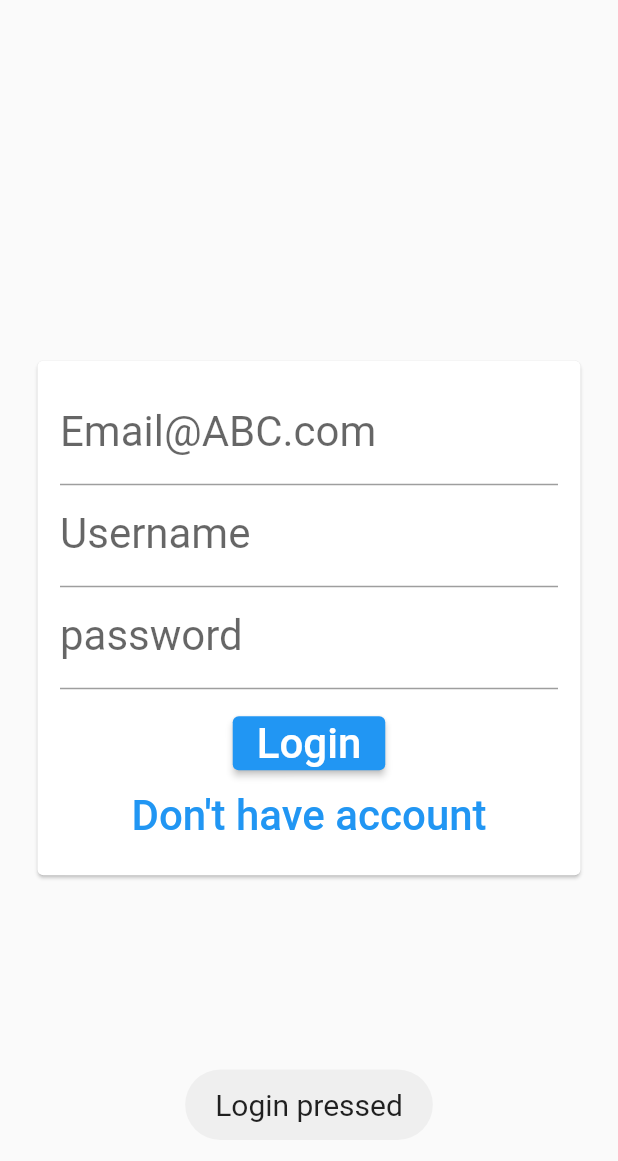
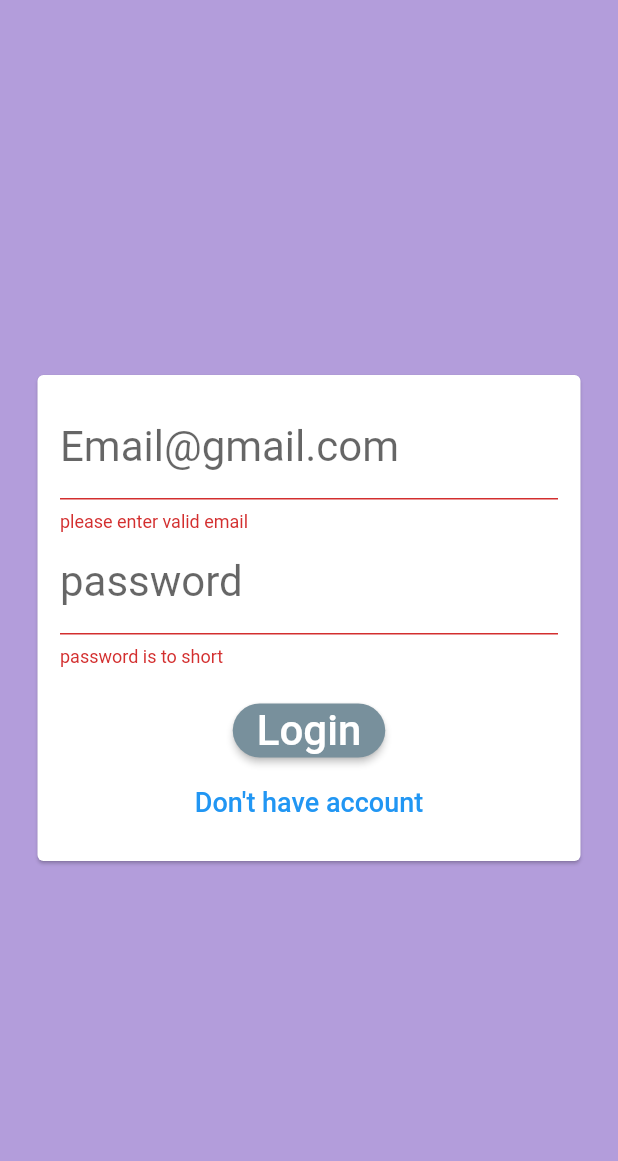
Before and after one commit to weshallsah/textHub, a Flutter app: the screen it shows after launch, after a tap on "Login", on a phone screen of 412 x 824 dp. Shown: the top 1161 px of the screen. Run offline on Flutter 3.47's test engine with Material 2 defaults, Android fonts, the phone set to English and light mode, and no system bars; our stand-ins replace cloud_firestore, firebase_auth, firebase_core, fluttertoast; accounts and stored records are empty.

Commit message:
second commit on 10/03/2023

```diff
--- a/lib/component/auth.dart
+++ b/lib/component/auth.dart
@@ -2,13 +2,31 @@ import 'package:flutter/material.dart';
 import 'package:fluttertoast/fluttertoast.dart';
 
 class Authfrom extends StatefulWidget {
-  const Authfrom({super.key});
-
+  bool isloading;
+  final void Function(String email,String password,String username,bool islogin) submitfm;
+  Authfrom(this.submitfm,this.isloading);
   @override
   State<Authfrom> createState() => _AuthfromState();
 }
 
 class _AuthfromState extends State<Authfrom> {
+  final _formkey = GlobalKey<FormState>();
+  var _islogin=true;
+  var _Username='';
+  var _password='';
+  var _Email='';
+
+  void _trysumbmit(){
+    final isvalid = _formkey.currentState?.validate();
+    FocusScope.of(context).unfocus();
+
+
+    if(isvalid as bool ){
+        _formkey.currentState?.save();
+       widget.submitfm(_Email,_password,_Username,_islogin,);
+    }
+  }
+
   @override
   Widget build(BuildContext context) {
     return Container(
@@ -20,45 +38,79 @@ class _AuthfromState extends State<Authfrom> {
               child: Padding(
             padding: const EdgeInsets.all(15),
             child: Form(
+              key: _formkey,
               child: Column(
                 mainAxisSize: MainAxisSize.min,
                 children: [
+
                   TextFormField(
+                    // controller: _Email,
+                    key: const ValueKey('Email'),
+                    validator: (value) {
+                      if(value ==null || !value.contains('@')){
+                          return 'please enter valid email';
+                      }
+                      return null;
+                    },
                     keyboardType: TextInputType.emailAddress,
                     decoration: const InputDecoration(
-                        labelText: 'Email@ABC.com',
+                        labelText: 'Email@gmail.com',
                         labelStyle: TextStyle(fontSize: 28)),
+                        onSaved: (Value) => _Email=Value as String,
                   ),
+
+                  if(!_islogin)
                   TextFormField(
+                    // controller: _Username,
+                    key: const ValueKey('username'),
+                    validator: (value) {
+                      if(value == null||value.length < 7){
+                          return 'please enter username';
+                      }
+                      return null;
+                    },
                     decoration: const InputDecoration(
                         labelText: 'Username',
                         labelStyle: TextStyle(fontSize: 28)),
+                    onSaved: (Value) => _Username =Value as String,
                   ),
                   TextFormField(
+                    // controller: _password,
+                    key: const ValueKey('password'),
+                    validator: (value) {
+                      if(value ==null || value.length < 8){
+                          return 'password is to short';
+                      }
+                      return null;
+                    },
                     decoration: const InputDecoration(
                         labelText: 'password',
                         labelStyle: TextStyle(fontSize: 28)),
+                    onSaved: (Value) => _password=Value as String,
                   ),
                   const SizedBox(
-                    height: 12,
+                    height: 18,
                   ),
+                  if(widget.isloading)
+                    CircularProgressIndicator(),
+
+                  if(!widget.isloading)
                   ElevatedButton(
-                      onPressed: () {
-                        Fluttertoast.showToast(
-                          msg: 'Login pressed',fontSize: 20
-                        );
-                      },
-                      child:
-                          const Text("Login", style: TextStyle(fontSize: 28))),
+                    onPressed: _trysumbmit,
+                    child:  Text(_islogin ?'Login':'Signup',style: const TextStyle(fontSize: 28),),
+                  ),
+
+                  if(!widget.isloading)
                   TextButton(
                       onPressed: () {
-                        Fluttertoast.showToast(
-                          msg: "abhi nhi bana h gandu",fontSize: 20
-                        );
+                        setState(() {
+                          _islogin = !_islogin;
+                        });
+
                       },
-                      child: const Text(
-                        "Don't have account",
-                        style: TextStyle(fontSize: 28),
+                      child: Text(
+                        _islogin?"Don't have account":"i have account",
+                        style:const  TextStyle(fontSize: 18),
                       ))
                 ],
               ),
--- a/lib/main.dart
+++ b/lib/main.dart
@@ -1,9 +1,8 @@
+import 'package:chatbot/screen/ChatBox.dart';
 import 'package:chatbot/screen/authscreen.dart';
 import 'package:firebase_core/firebase_core.dart';
 import 'package:flutter/material.dart';
-
-
-
+import 'package:firebase_auth/firebase_auth.dart';
 
 void main() async {
   WidgetsFlutterBinding.ensureInitialized();
@@ -19,10 +18,16 @@ class MyApp extends StatefulWidget {
 }
 
 class _MyAppState extends State<MyApp> {
+
   @override
   Widget build(BuildContext context) {
-    return  const MaterialApp(
-      home: RegisterScreen(),
+    return MaterialApp(
+      home: StreamBuilder(stream: FirebaseAuth.instance.authStateChanges(),builder: (context, snapshot){
+        if(snapshot.hasData){
+          return const ChatBox();
+        }
+        return const RegisterScreen();
+      }),
     );
   }
 }
--- a/lib/screen/authscreen.dart
+++ b/lib/screen/authscreen.dart
@@ -1,5 +1,8 @@
 import 'package:chatbot/component/auth.dart';
 import 'package:flutter/material.dart';
+import 'package:firebase_auth/firebase_auth.dart';
+import 'package:flutter/services.dart';
+import 'package:cloud_firestore/cloud_firestore.dart';
 
 class RegisterScreen extends StatefulWidget {
   const RegisterScreen({super.key});
@@ -9,10 +12,69 @@ class RegisterScreen extends StatefulWidget {
 }
 
 class _RegisterScreenState extends State<RegisterScreen> {
+  final _auth = FirebaseAuth.instance;
+  bool isloading = false;
+
+  void _submitForm(
+      String email, String password, String username, bool islogin) async {
+    UserCredential Futher;
+    try {
+      setState(() {
+        isloading = true;
+      });
+      if (islogin) {
+        Futher = await _auth.signInWithEmailAndPassword(
+            email: email, password: password);
+      } else {
+        Futher = await _auth.createUserWithEmailAndPassword(
+            email: email, password: password);
+        await FirebaseFirestore.instance
+            .collection('user')
+            .doc(Futher.user?.uid)
+            .set({
+          'Username': username,
+          'Email': email,
+        });
+      }
+    } on PlatformException catch (err) {
+      String massage = "An error please the credential!";
+      if (err.message != null) {
+        massage = err.message as String;
+      }
+      ScaffoldMessenger.of(context).showSnackBar(
+        SnackBar(
+          content: Text(massage!),
+          backgroundColor: Theme.of(context).colorScheme.error,
+        ),
+      );
+      setState(() {
+        isloading = true;
+      });
+    } catch (err) {
+      print(err);
+    }
+  }
+
   @override
   Widget build(BuildContext context) {
-    return const Scaffold(
-      body: Authfrom(),
+    return MaterialApp(
+      theme: ThemeData(
+        scaffoldBackgroundColor: Colors.deepPurple.shade200,
+        brightness: Brightness.light,
+        elevatedButtonTheme: ElevatedButtonThemeData(
+          style: ButtonStyle(
+            shape: MaterialStatePropertyAll(
+              RoundedRectangleBorder(
+                borderRadius: BorderRadius.circular(20),
+              ),
+            ),
+            backgroundColor: MaterialStatePropertyAll(Colors.blueGrey.shade400),
+          ),
+        ),
+      ),
+      home: Scaffold(
+        body: Authfrom(_submitForm, isloading),
+      ),
     );
   }
 }
--- a/pubspec.yaml
+++ b/pubspec.yaml
@@ -38,6 +38,7 @@ dependencies:
   firebase_core: ^2.7.0
   cloud_firestore: ^4.4.3
   fluttertoast: ^8.2.1
+  firebase_auth: ^4.2.9
 
 dev_dependencies:
   flutter_test:
```
Also changed, not shown: lib/component/chats/massage.dart (added, +39 -0 lines), lib/component/chats/send.dart (added, +48 -0 lines), lib/screen/ChatBox.dart (+41 -33 lines), pubspec.lock, 1 other file.
